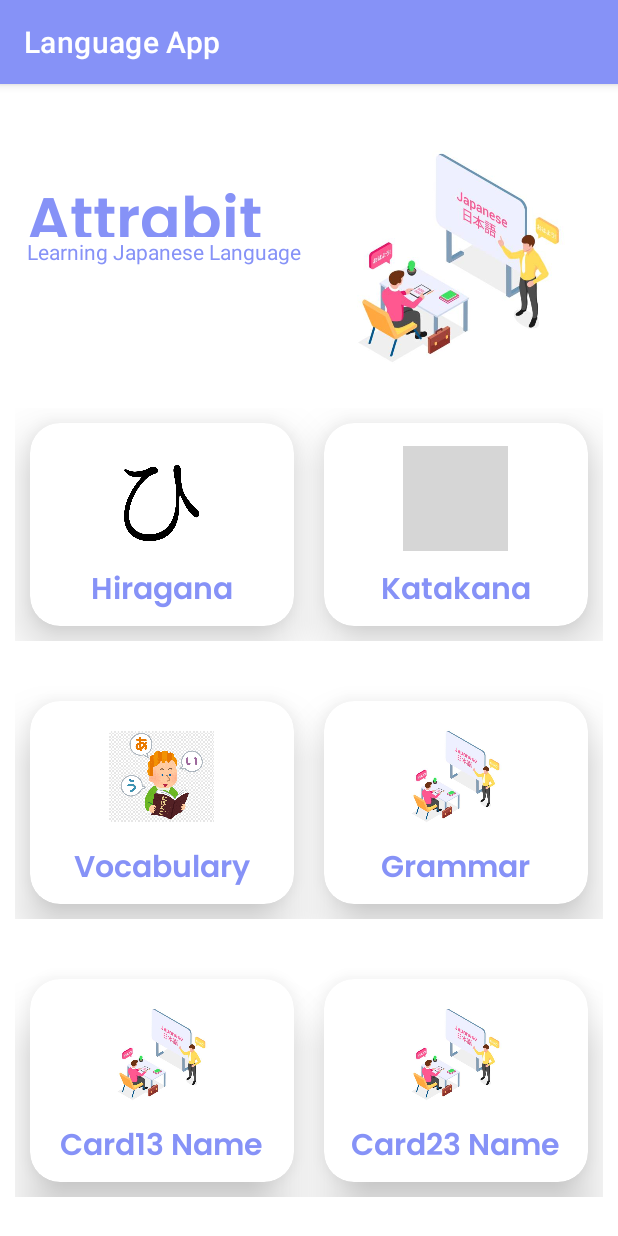
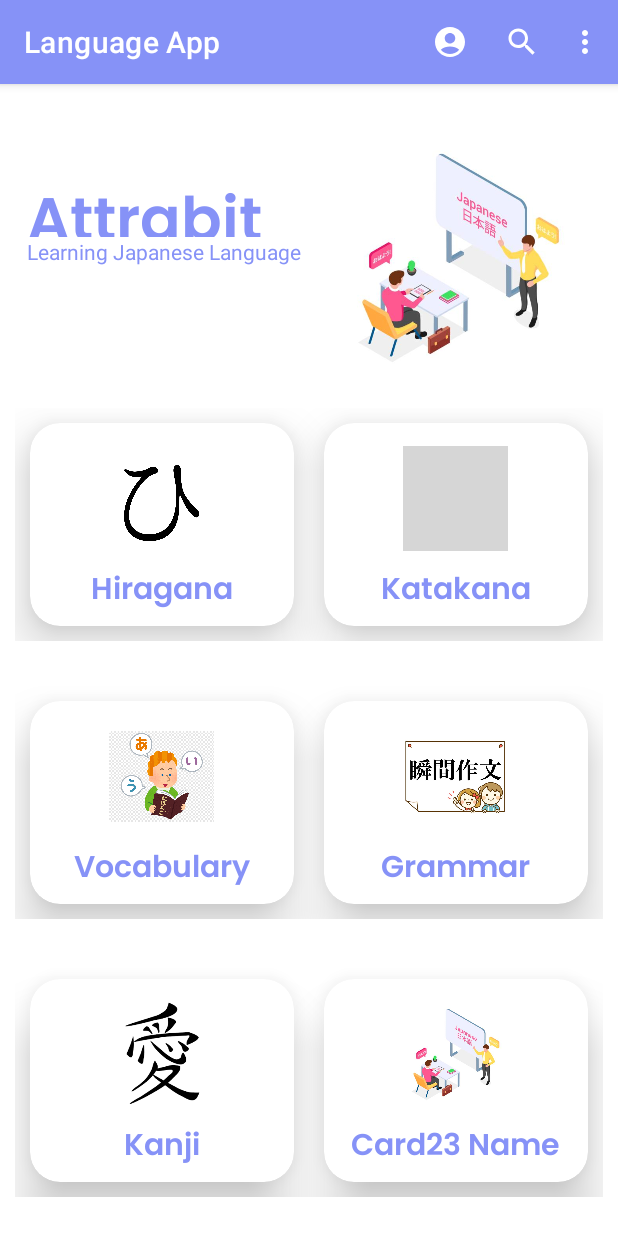
Before and after one commit to AlaminRonya/JapaneseLanguageApp, an Android app: the screen it shows after launch (MainActivity), on a phone screen of 412 x 824 dp. Run offline under Robolectric (Android 15) with nearby library versions, the phone set to English and light mode, and no system bars; grey boxes are pictures that could not be loaded.

Commit message:
Moved from menu to another fragment

```diff
--- a/app/src/main/java/com/attrabit/languageapp/MainActivity.java
+++ b/app/src/main/java/com/attrabit/languageapp/MainActivity.java
@@ -1,8 +1,16 @@
 package com.attrabit.languageapp;
 
+import androidx.annotation.NonNull;
 import androidx.appcompat.app.AppCompatActivity;
+import androidx.appcompat.widget.Toolbar;
+import androidx.fragment.app.Fragment;
+import androidx.fragment.app.FragmentTransaction;
+import androidx.lifecycle.ViewModelProvider;
 
 import android.os.Bundle;
+import android.view.Menu;
+import android.view.MenuItem;
+import android.widget.Toast;
 
 public class MainActivity extends AppCompatActivity {
 
@@ -10,5 +18,34 @@ public class MainActivity extends AppCompatActivity {
     protected void onCreate(Bundle savedInstanceState) {
         super.onCreate(savedInstanceState);
         setContentView(R.layout.activity_main);
+
+//        Toolbar toolbar = findViewById(R.id.toolbarID);
+//        setSupportActionBar(toolbar);
+    }
+
+    @Override
+    public boolean onCreateOptionsMenu(Menu menu) {
+        getMenuInflater().inflate(R.menu.toolbar_menu, menu);
+        return true;
+    }
+
+    @Override
+    public boolean onOptionsItemSelected(@NonNull MenuItem item) {
+        int id = item.getItemId();
+        if (id == R.id.profileID){
+
+//            Toast.makeText(this, "Create a new group", Toast.LENGTH_SHORT).show();
+//            getMenuInflater().inflate(R.layout.fragment_profile, this, false);
+
+
+//            Fragment fragment = new  HomeFragment();
+//            FragmentTransaction transaction = this.getSupportFragmentManager().beginTransaction();
+//            transaction.replace(R.id.fragmentContainerView, fragment).commit();
+
+            FragmentTransaction transaction = getSupportFragmentManager().beginTransaction();
+            transaction.replace(R.id.fragmentContainerView, new ProfileFragment(), null).commit();
+        }
+        return true;
+//        return super.onOptionsItemSelected(item);
     }
 }
--- /dev/null
+++ b/app/src/main/res/drawable/profile.xml
@@ -0,0 +1,5 @@
+<vector android:height="24dp" android:tint="#FFFFFF"
+    android:viewportHeight="24" android:viewportWidth="24"
+    android:width="24dp" xmlns:android="http://schemas.android.com/apk/res/android">
+    <path android:fillColor="@android:color/white" android:pathData="M12,2C6.48,2 2,6.48 2,12s4.48,10 10,10s10,-4.48 10,-10S17.52,2 12,2zM12,6c1.93,0 3.5,1.57 3.5,3.5S13.93,13 12,13s-3.5,-1.57 -3.5,-3.5S10.07,6 12,6zM12,20c-2.03,0 -4.43,-0.82 -6.14,-2.88C7.55,15.8 9.68,15 12,15s4.45,0.8 6.14,2.12C16.43,19.18 14.03,20 12,20z"/>
+</vector>
--- /dev/null
+++ b/app/src/main/res/drawable/search.xml
@@ -0,0 +1,5 @@
+<vector android:height="24dp" android:tint="#FFFFFF"
+    android:viewportHeight="24" android:viewportWidth="24"
+    android:width="24dp" xmlns:android="http://schemas.android.com/apk/res/android">
+    <path android:fillColor="@android:color/white" android:pathData="M15.5,14h-0.79l-0.28,-0.27C15.41,12.59 16,11.11 16,9.5 16,5.91 13.09,3 9.5,3S3,5.91 3,9.5 5.91,16 9.5,16c1.61,0 3.09,-0.59 4.23,-1.57l0.27,0.28v0.79l5,4.99L20.49,19l-4.99,-5zM9.5,14C7.01,14 5,11.99 5,9.5S7.01,5 9.5,5 14,7.01 14,9.5 11.99,14 9.5,14z"/>
+</vector>
--- a/app/src/main/res/layout/activity_main.xml
+++ b/app/src/main/res/layout/activity_main.xml
@@ -5,6 +5,14 @@
     android:layout_width="match_parent"
     android:layout_height="match_parent"
     tools:context=".MainActivity">
+    <androidx.appcompat.widget.Toolbar
+        android:layout_width="match_parent"
+        android:layout_height="wrap_content"
+        android:id="@+id/toolbarID"
+        app:titleMargin="30dp"
+        android:theme="@style/ThemeOverlay.AppCompat.Dark.ActionBar"
+        app:popupTheme="@style/ThemeOverlay.AppCompat.Light"
+        app:layout_constraintTop_toTopOf="parent"/>
 
     <androidx.fragment.app.FragmentContainerView
         android:id="@+id/fragmentContainerView"
--- a/app/src/main/res/layout/fragment_home.xml
+++ b/app/src/main/res/layout/fragment_home.xml
@@ -210,7 +210,7 @@
                         android:layout_width="70dp"
                         android:layout_height="70dp"
                         android:id="@+id/card22Image"
-                        android:src="@drawable/japan1"
+                        android:src="@drawable/grammar"
                         android:layout_marginTop="15dp"
                         android:layout_centerHorizontal="true"/>
 
@@ -247,7 +247,7 @@
                         android:layout_width="wrap_content"
                         android:layout_height="wrap_content"
                         android:id="@+id/card13Name"
-                        android:text="Card13 Name"
+                        android:text="Kanji"
                         android:textSize="20sp"
                         android:textColor="@color/lavender"
                         android:fontFamily="@font/poppins_semibold"
@@ -259,7 +259,7 @@
                         android:layout_width="70dp"
                         android:layout_height="70dp"
                         android:id="@+id/card13Image"
-                        android:src="@drawable/japan1"
+                        android:src="@drawable/kanji"
                         android:layout_marginTop="15dp"
                         android:layout_centerHorizontal="true"/>
 
--- /dev/null
+++ b/app/src/main/res/menu/toolbar_menu.xml
@@ -0,0 +1,25 @@
+<?xml version="1.0" encoding="utf-8"?>
+<menu xmlns:android="http://schemas.android.com/apk/res/android"
+    xmlns:app="http://schemas.android.com/apk/res-auto">
+    <item
+        android:title="Profile"
+        android:id="@+id/profileID"
+        android:icon="@drawable/profile"
+        app:showAsAction="ifRoom"/>
+
+    <item
+        android:title="Search"
+        android:id="@+id/searchID"
+        android:icon="@drawable/search"
+        app:showAsAction="ifRoom|collapseActionView"
+        app:actionViewClass="androidx.appcompat.widget.SearchView" />
+
+    <item
+        android:title="Setting"
+        android:id="@+id/settingID"/>
+
+    <item
+        android:title="Score"
+        android:id="@+id/scoreID"/>
+
+</menu>
--- a/app/src/main/res/navigation/nav_graph.xml
+++ b/app/src/main/res/navigation/nav_graph.xml
@@ -10,4 +10,9 @@
         android:name="com.attrabit.languageapp.HomeFragment"
         android:label="fragment_home"
         tools:layout="@layout/fragment_home" />
+    <fragment
+        android:id="@+id/profileFragment"
+        android:name="com.attrabit.languageapp.ProfileFragment"
+        android:label="fragment_profile"
+        tools:layout="@layout/fragment_profile" />
 </navigation>
```
Also changed, not shown: app/src/main/java/com/attrabit/languageapp/ProfileFragment.java (added, +64 -0 lines), app/src/main/res/layout/fragment_profile.xml (added, +14 -0 lines), app/src/main/res/drawable-v24/grammar.jpg (added), app/src/main/res/drawable-v24/kanji.png (added).
